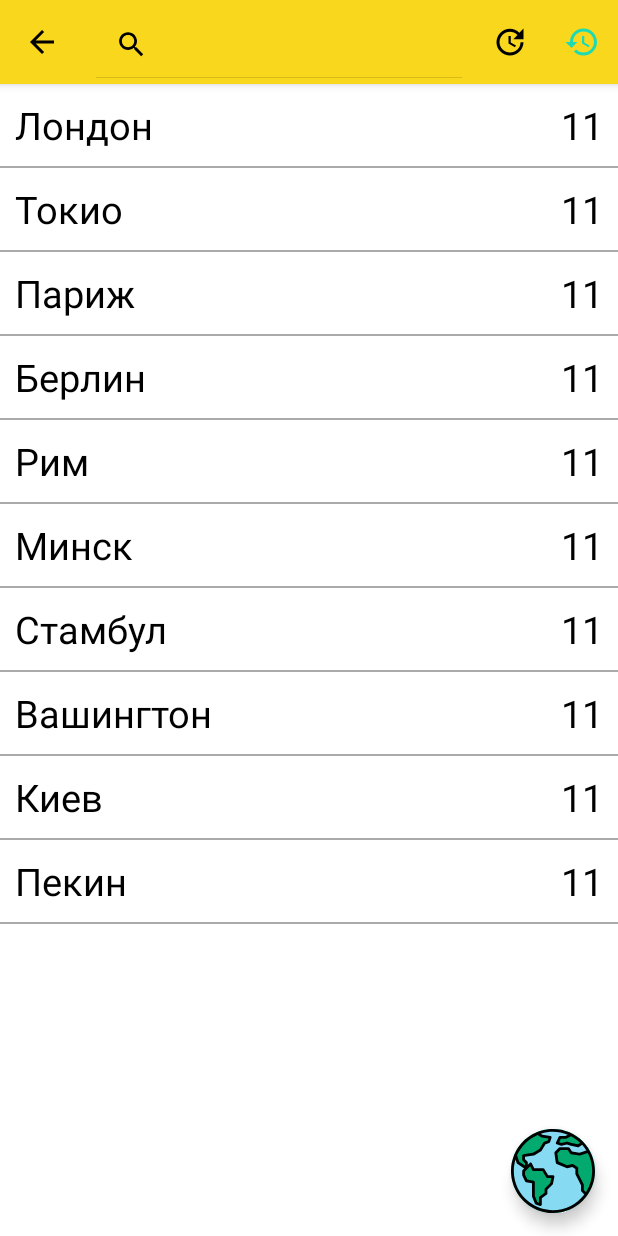
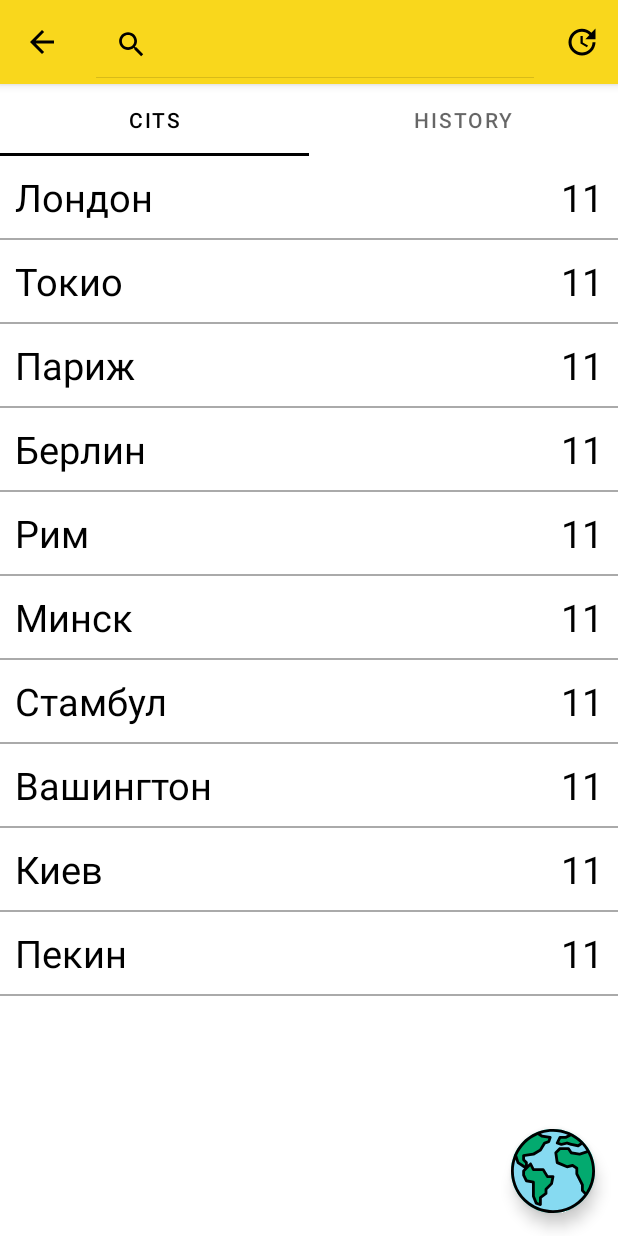
Before and after one commit to EgorVeber/KotlinMVVM, an Android app: the screen it shows after launch (MainActivity), after a tap on "Search", on a phone screen of 412 x 824 dp. Run offline under Robolectric (Android 15) with nearby library versions, the phone set to English and light mode, and no system bars; our stand-ins replace Room's generated code; libraries missing offline, so code that uses them is left out: coil.decode; 1 other tap on this screen came first.

Commit message:
add viewpager add room delete table history

```diff
--- a/app/src/main/java/ru/gb/veber/kotlinmvvm/model/Weather.kt
+++ b/app/src/main/java/ru/gb/veber/kotlinmvvm/model/Weather.kt
@@ -5,7 +5,7 @@ import kotlinx.android.parcel.Parcelize
 
 @Parcelize
 data class Weather(
-    val city: City = City(), val temperature: Int = 10,
+    val city: City = City(), val temperature: Int = 0,
     val feelsLike: Int = 0,
     val condition: String = "sunny"
 ) : Parcelable
--- a/app/src/main/java/ru/gb/veber/kotlinmvvm/repository/LocalRepository.kt
+++ b/app/src/main/java/ru/gb/veber/kotlinmvvm/repository/LocalRepository.kt
@@ -8,6 +8,7 @@ import ru.gb.veber.kotlinmvvm.room.HistoryDao
 interface LocalRepository {
     fun getAllHistory(): List<Weather>
     fun saveEntity(weather: Weather)
+    fun deleteHistory()
 }
 
 class LocalRepositoryImp(private val localDataSource: HistoryDao) : LocalRepository {
@@ -18,4 +19,8 @@ class LocalRepositoryImp(private val localDataSource: HistoryDao) : LocalReposit
     override fun saveEntity(weather: Weather) {
         localDataSource.insert(convertWeatherToEntity(weather))
     }
+
+    override fun deleteHistory() {
+        localDataSource.deleteAll()
+    }
 }
--- a/app/src/main/java/ru/gb/veber/kotlinmvvm/room/App.kt
+++ b/app/src/main/java/ru/gb/veber/kotlinmvvm/room/App.kt
@@ -1,6 +1,7 @@
 package ru.gb.veber.kotlinmvvm.room
 
 import android.app.Application
+import android.util.Log
 import androidx.room.Room
 import java.lang.IllegalStateException
 
@@ -13,6 +14,7 @@ class App : Application() {
 
         fun getHistoryDao(): HistoryDao {
             if (weatherDB == null) {
+
                 synchronized(WeatherDataBase::class.java)
                 {
                     if (weatherDB == null) {
--- a/app/src/main/java/ru/gb/veber/kotlinmvvm/room/HistoryDao.kt
+++ b/app/src/main/java/ru/gb/veber/kotlinmvvm/room/HistoryDao.kt
@@ -19,4 +19,11 @@ interface HistoryDao {
 
     @Delete
     fun delete(entity: HistorySelect)
+
+    @Query("Delete from HistorySelect where id = :id")
+    fun deleteById(id: Int)
+
+    @Query("Delete from HistorySelect")
+    fun deleteAll()
+
 }
--- a/app/src/main/java/ru/gb/veber/kotlinmvvm/view/MainActivity.kt
+++ b/app/src/main/java/ru/gb/veber/kotlinmvvm/view/MainActivity.kt
@@ -5,9 +5,11 @@ import android.util.Log
 import android.view.Menu
 import android.view.MenuItem
 import androidx.appcompat.app.AppCompatActivity
+import ru.gb.kotlinapp.view.history.HistoryFragment
 import ru.gb.veber.kotlinmvvm.R
 import ru.gb.veber.kotlinmvvm.databinding.ActivityMainBinding
 import ru.gb.veber.kotlinmvvm.view.fragment.CitysFragment
+import ru.gb.veber.kotlinmvvm.view.fragment.FragmentMain
 import kotlin.math.log
 
 class MainActivity : AppCompatActivity() {
@@ -18,9 +20,10 @@ class MainActivity : AppCompatActivity() {
         binding = ActivityMainBinding.inflate(layoutInflater)
         setContentView(binding.root)
         setSupportActionBar(binding.toolbarMain)
+
         if (savedInstanceState == null) {
             supportFragmentManager.beginTransaction()
-                .replace(R.id.fragment_container, CitysFragment()).commit()
+                .replace(R.id.fragment_container, FragmentMain()).commit()
         }
     }
 
--- /dev/null
+++ b/app/src/main/java/ru/gb/veber/kotlinmvvm/view/adapter/vpAdapter.kt
@@ -0,0 +1,16 @@
+package ru.gb.veber.kotlinmvvm.view.adapter
+
+import android.util.Log
+import androidx.fragment.app.Fragment
+import androidx.fragment.app.FragmentActivity
+import androidx.viewpager2.adapter.FragmentStateAdapter
+
+class vpAdapter(fa: FragmentActivity, private val list: List<Fragment>) : FragmentStateAdapter(fa) {
+    override fun getItemCount(): Int {
+        return list.size
+    }
+
+    override fun createFragment(position: Int): Fragment {
+        return list[position]
+    }
+}
--- /dev/null
+++ b/app/src/main/java/ru/gb/veber/kotlinmvvm/view/fragment/FragmentMain.kt
@@ -0,0 +1,37 @@
+package ru.gb.veber.kotlinmvvm.view.fragment
+
+import android.os.Bundle
+import androidx.fragment.app.Fragment
+import android.view.LayoutInflater
+import android.view.View
+import android.view.ViewGroup
+import com.google.android.material.tabs.TabLayoutMediator
+import ru.gb.kotlinapp.view.history.HistoryFragment
+import ru.gb.veber.kotlinmvvm.databinding.FragmentMainBinding
+import ru.gb.veber.kotlinmvvm.view.adapter.vpAdapter
+
+
+class FragmentMain : Fragment() {
+    private var _binding: FragmentMainBinding? = null
+    private val binding get() = _binding!!
+    private val listFragment = listOf(CitysFragment(), HistoryFragment())
+    private val listTitle = listOf("Cits", "History")
+    override fun onCreateView(
+        inflater: LayoutInflater, container: ViewGroup?,
+        savedInstanceState: Bundle?
+    ): View? {
+        // Inflate the layout for this fragment
+        _binding = FragmentMainBinding.inflate(inflater, container, false)
+        return binding.root
+    }
+
+    override fun onViewCreated(view: View, savedInstanceState: Bundle?) {
+        super.onViewCreated(view, savedInstanceState)
+
+        val adapterV = vpAdapter(requireActivity(), listFragment)
+        binding.placeholder.adapter = adapterV
+        TabLayoutMediator(binding.tabLayout, binding.placeholder) { tab, pos ->
+            tab.text = listTitle[pos]
+        }.attach()
+    }
+}
--- a/app/src/main/java/ru/gb/veber/kotlinmvvm/view_model/ViewModelHistory.kt
+++ b/app/src/main/java/ru/gb/veber/kotlinmvvm/view_model/ViewModelHistory.kt
@@ -15,4 +15,9 @@ class ViewModelHistory(
         historyLiveData.value = AppState.Loading
         historyLiveData.value = AppState.Success(historyRepo.getAllHistory())
     }
+
+    fun deleteHistory() {
+        historyRepo.deleteHistory()
+        historyLiveData.value = AppState.Success(historyRepo.getAllHistory())
+    }
 }
--- /dev/null
+++ b/app/src/main/res/layout/fragment_main.xml
@@ -0,0 +1,20 @@
+<?xml version="1.0" encoding="utf-8"?>
+<LinearLayout xmlns:android="http://schemas.android.com/apk/res/android"
+    xmlns:app="http://schemas.android.com/apk/res-auto"
+    android:layout_width="match_parent"
+    android:layout_height="match_parent"
+    android:orientation="vertical">
+
+    <com.google.android.material.tabs.TabLayout
+        android:id="@+id/tab_layout"
+        android:layout_width="match_parent"
+        android:layout_height="wrap_content"
+        app:tabIndicatorColor="@color/black"
+        app:tabSelectedTextColor="@color/black"
+        app:tabMode="fixed" />
+
+    <androidx.viewpager2.widget.ViewPager2
+        android:id="@+id/placeholder"
+        android:layout_width="match_parent"
+        android:layout_height="match_parent" />
+</LinearLayout>
--- a/app/src/main/res/menu/menu_main.xml
+++ b/app/src/main/res/menu/menu_main.xml
@@ -12,9 +12,4 @@
         android:title="Search"
         app:actionViewClass="androidx.appcompat.widget.SearchView"
         app:showAsAction="always|collapseActionView" />
-    <item
-        android:id="@+id/menu_history"
-        android:icon="@drawable/ic_history"
-        android:title="История"
-        app:showAsAction="always" />
 </menu>
```
Also changed, not shown: app/src/main/java/ru/gb/veber/kotlinmvvm/view/adapter/HistoryAdapter.kt (+51 -22 lines), app/src/main/java/ru/gb/veber/kotlinmvvm/view/fragment/CitysFragment.kt (+0 -7 lines), app/src/main/java/ru/gb/veber/kotlinmvvm/view/fragment/HistoryFragment.kt (+30 -7 lines), app/src/main/res/layout/history_item.xml (+5 -9 lines), app/src/main/res/menu/menu_history.xml (added, +11 -0 lines).
